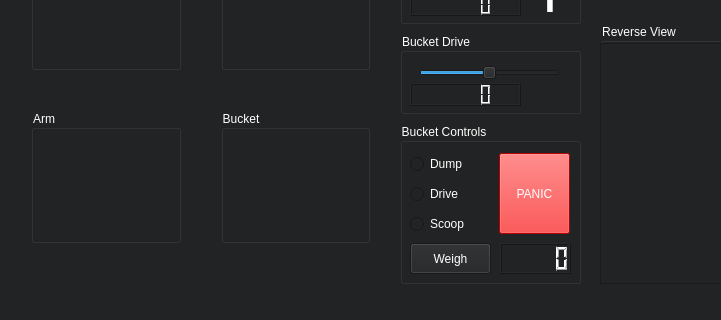
Qt form Spock3/client/mainwindow.ui (UHHiloNASARMC/VulcanRobotics-NASARMC) before a commit; both pictures show x 0 to 721 and y 257 to 577 of the 977 by 577 pixel window.
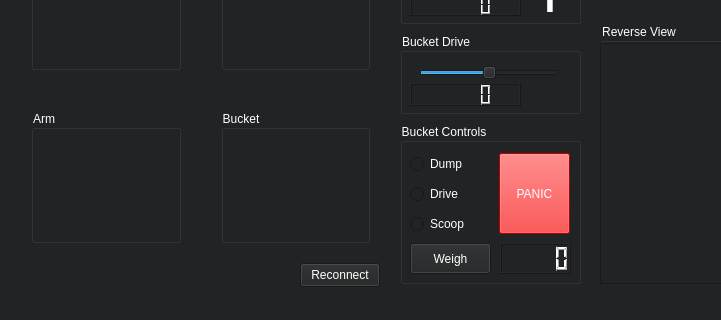
The same form after that commit. Icons and pictures are not drawn. Custom widgets are drawn as their Qt base class.

Diff of the .ui file:
```diff
--- a/Spock3/client/mainwindow.ui
+++ b/Spock3/client/mainwindow.ui
@@ -222,7 +222,7 @@
      <rect>
       <x>20</x>
       <y>520</y>
-      <width>561</width>
+      <width>271</width>
       <height>16</height>
      </rect>
     </property>
@@ -449,6 +449,19 @@
      <enum>Qt::Vertical</enum>
     </property>
    </widget>
+   <widget class="QPushButton" name="reconnectButton">
+    <property name="geometry">
+     <rect>
+      <x>300</x>
+      <y>520</y>
+      <width>80</width>
+      <height>24</height>
+     </rect>
+    </property>
+    <property name="text">
+     <string>Reconnect</string>
+    </property>
+   </widget>
   </widget>
   <widget class="QMenuBar" name="menuBar">
    <property name="geometry">
```
Left out of the diff: 17 changed lines with no effect on the pictures.
